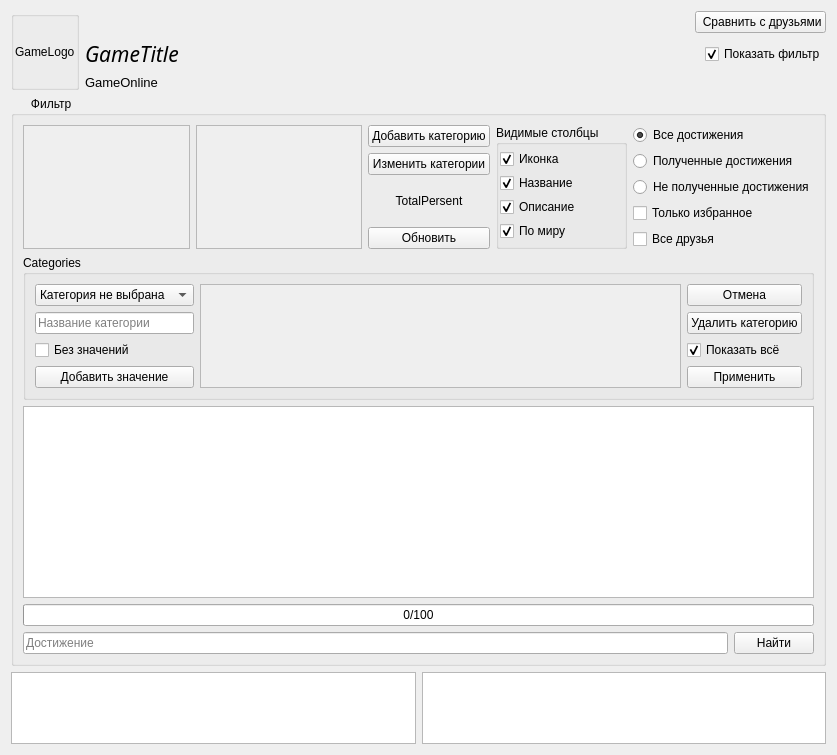
This is AraSteamManager/formachievements.ui in Arankir/AraSteamManager as Qt 5 draws it before an edit. The edited form follows.
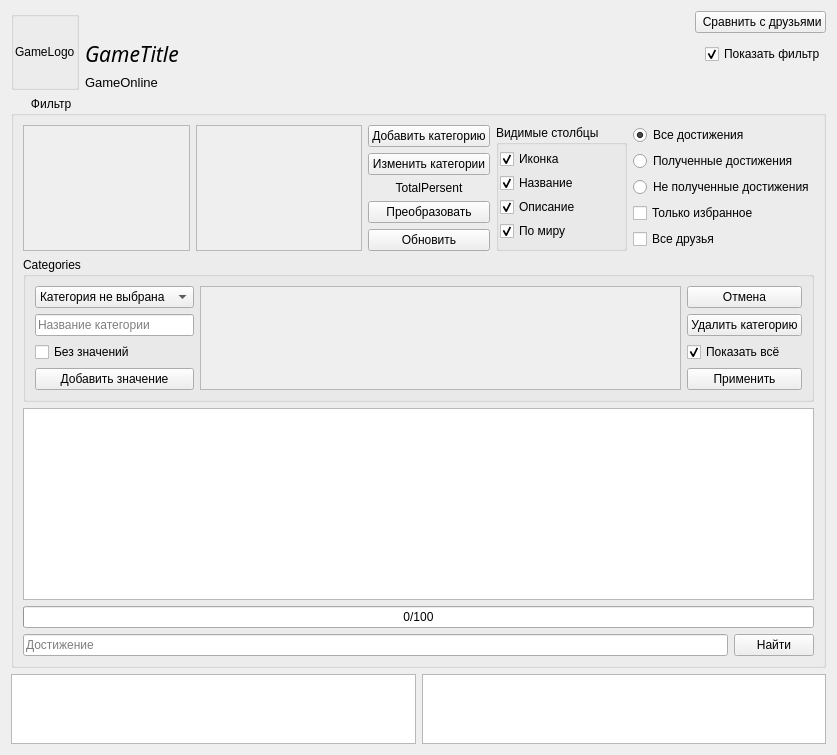
This is the edited form.

```diff
--- a/AraSteamManager/formachievements.ui
+++ b/AraSteamManager/formachievements.ui
@@ -248,6 +248,13 @@
             </property>
            </widget>
           </item>
+          <item>
+           <widget class="QPushButton" name="pushButton">
+            <property name="text">
+             <string>Преобразовать</string>
+            </property>
+           </widget>
+          </item>
           <item>
            <widget class="QPushButton" name="ButtonUpdate">
             <property name="text">
@@ -452,7 +459,7 @@
              <rect>
               <x>0</x>
               <y>0</y>
-              <width>534</width>
+              <width>497</width>
               <height>102</height>
              </rect>
             </property>
```
